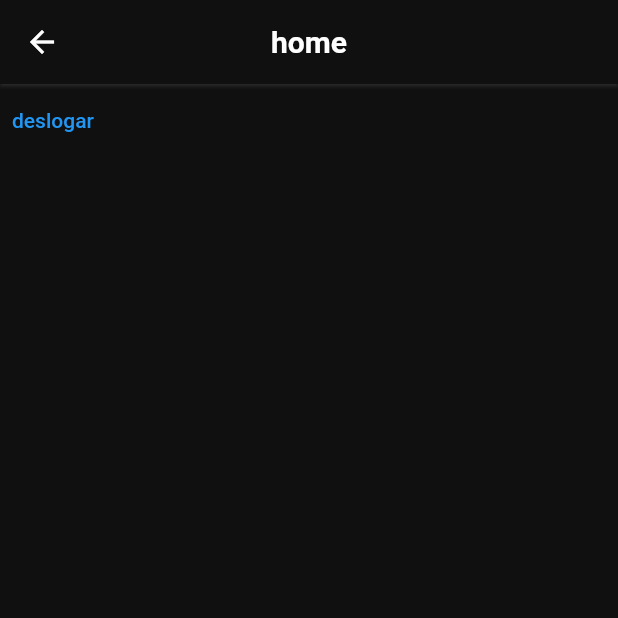
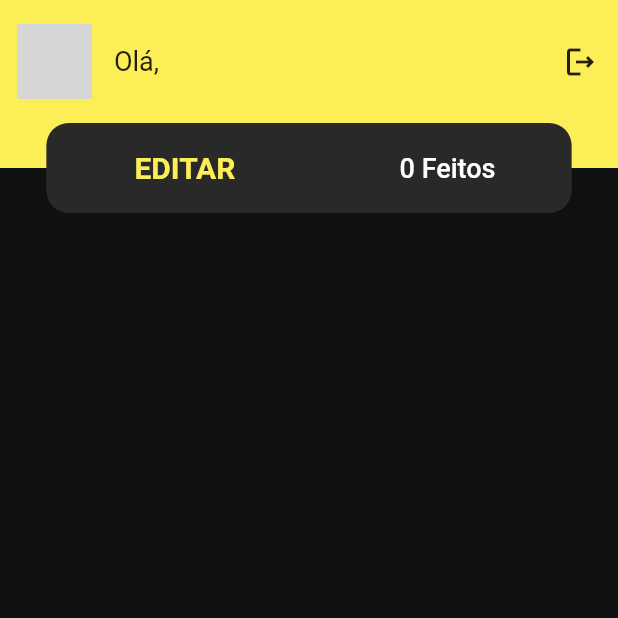
Before and after one commit to TalisTM/fit_training_clean, a Flutter app: the HomePage screen opened by its route, on a phone screen of 412 x 824 dp, the top half of it. Run offline on Flutter 3.47's test engine with Material 2 defaults, Android fonts, the phone set to English and light mode, and no system bars; our stand-ins replace cloud_firestore, connectivity_plus, dartz, firebase_auth, firebase_core, flutter_mobx and 4 more; accounts and stored records are empty; generated files the repository leaves out were written again; network calls fail; grey boxes are pictures that could not be loaded.

Commit message:
fix login data and initial home page

```diff
--- a/lib/app/app_module.dart
+++ b/lib/app/app_module.dart
@@ -1,5 +1,6 @@
 import 'package:cloud_firestore/cloud_firestore.dart';
 import 'package:firebase_auth/firebase_auth.dart';
+import 'package:fit_training_clean/app/core/modules/auth/auth_module.dart';
 import 'package:fit_training_clean/app/core/modules/splash/splash_module.dart';
 import 'package:fit_training_clean/app/modules/home/home_module.dart';
 import 'package:fit_training_clean/app/modules/login/login_module.dart';
@@ -14,6 +15,11 @@ class AppModule extends Module {
       ];
 
   @override
+  List<Module> get imports => [
+        AuthModule(),
+      ];
+
+  @override
   List<ModularRoute> get routes => [
         ModuleRoute("/", module: SplashModule()),
         ModuleRoute("/home", module: HomeModule()),
--- a/lib/app/app_widget.dart
+++ b/lib/app/app_widget.dart
@@ -1,6 +1,6 @@
+import 'package:fit_training_clean/app/core/themes/app_theme.dart';
 import 'package:flutter/material.dart';
 import 'package:flutter_modular/flutter_modular.dart';
-import 'package:fit_training_clean/app/core/themes/app_theme.dart';
 
 class AppWidget extends StatelessWidget {
   const AppWidget({Key? key}) : super(key: key);
@@ -12,6 +12,7 @@ class AppWidget extends StatelessWidget {
       theme: AppTheme.theme,
       routerDelegate: Modular.routerDelegate,
       routeInformationParser: Modular.routeInformationParser,
+      debugShowCheckedModeBanner: false,
     );
   }
 }
--- a/lib/app/core/themes/app_theme.dart
+++ b/lib/app/core/themes/app_theme.dart
@@ -2,11 +2,13 @@ import 'package:flutter/material.dart';
 
 var primaryColor = const Color(0xFFFCEE57);
 var backgroundColor = const Color(0xFF101010);
+var gray = const Color(0xFF292929);
 
 class AppTheme {
   static final ThemeData theme = ThemeData(
     primaryColor: primaryColor,
     scaffoldBackgroundColor: backgroundColor,
+    backgroundColor: gray,
     appBarTheme: AppBarTheme(
       centerTitle: true,
       titleTextStyle: const TextStyle(
@@ -15,7 +17,7 @@ class AppTheme {
         fontSize: 20,
       ),
       backgroundColor: backgroundColor,
-      shadowColor: const Color(0xFF6e6e6e),
+      shadowColor: gray,
       elevation: 1,
     ),
   );
--- a/lib/app/modules/home/presenter/pages/home_page.dart
+++ b/lib/app/modules/home/presenter/pages/home_page.dart
@@ -1,3 +1,4 @@
+import 'package:fit_training_clean/app/core/modules/auth/domain/entities/user_entity.dart';
 import 'package:fit_training_clean/app/core/utils/status.dart';
 import 'package:fit_training_clean/app/modules/home/presenter/pages/home_store.dart';
 import 'package:flutter/material.dart';
@@ -14,22 +15,121 @@ class HomePage extends StatefulWidget {
 class _HomePageState extends State<HomePage> {
   HomeStore store = Modular.get<HomeStore>();
 
+  late UserEntity user;
+
+  @override
+  void initState() {
+    user = store.authStore.user!;
+    super.initState();
+  }
+
   @override
   Widget build(BuildContext context) {
     return Scaffold(
-      appBar: AppBar(
-        title: const Text("home"),
-        centerTitle: true,
+      appBar: PreferredSize(
+        preferredSize: const Size.fromHeight(300),
+        child: Container(
+          decoration: BoxDecoration(
+            border: Border.all(color: Theme.of(context).primaryColor),
+            color: Theme.of(context).primaryColor,
+          ),
+          child: SafeArea(
+            child: Column(
+              mainAxisSize: MainAxisSize.min,
+              children: [
+                Padding(
+                  padding: const EdgeInsets.fromLTRB(10, 15, 0, 15),
+                  child: Row(
+                    mainAxisAlignment: MainAxisAlignment.spaceBetween,
+                    children: [
+                      Row(
+                        children: [
+                          ClipRRect(
+                            borderRadius: BorderRadius.circular(10),
+                            child: Image.network(user.photoUrl, height: 50),
+                          ),
+                          const SizedBox(width: 15),
+                          Text.rich(
+                            TextSpan(
+                              text: "Olá, ",
+                              style: const TextStyle(
+                                fontSize: 18,
+                                fontWeight: FontWeight.w400,
+                              ),
+                              children: [
+                                TextSpan(
+                                  text: user.name,
+                                  style: const TextStyle(
+                                    fontWeight: FontWeight.w600,
+                                  ),
+                                ),
+                              ],
+                            ),
+                          ),
+                        ],
+                      ),
+                      IconButton(
+                        icon: const Icon(Icons.logout_outlined),
+                        onPressed: store.onLogout,
+                      ),
+                    ],
+                  ),
+                ),
+              ],
+            ),
+          ),
+        ),
       ),
       body: Observer(
         builder: (context) {
           if (store.status == Status.initial) {
             return Column(
               children: [
-                TextButton(
-                  onPressed: store.onLogout,
-                  child: const Text("deslogar"),
-                )
+                Stack(
+                  alignment: Alignment.topCenter,
+                  children: [
+                    Container(
+                      decoration: BoxDecoration(
+                        border: Border.all(color: Theme.of(context).primaryColor),
+                        color: Theme.of(context).primaryColor,
+                      ),
+                      height: 30,
+                    ),
+                    Container(
+                      alignment: Alignment.center,
+                      height: 60,
+                      width: MediaQuery.of(context).size.width * 0.85,
+                      decoration: BoxDecoration(
+                        color: Theme.of(context).backgroundColor,
+                        borderRadius: BorderRadius.circular(15),
+                      ),
+                      child: Row(
+                        mainAxisAlignment: MainAxisAlignment.spaceAround,
+                        children: [
+                          TextButton(
+                            child: Text(
+                              "EDITAR",
+                              style: TextStyle(
+                                color: Theme.of(context).primaryColor,
+                                fontSize: 20,
+                                fontWeight: FontWeight.w700,
+                              ),
+                            ),
+                            onPressed: () {},
+                          ),
+                          Text(
+                            "${user.amountDone} Feitos",
+                            style: const TextStyle(
+                              color: Colors.white,
+                              fontSize: 18,
+                              fontWeight: FontWeight.w500,
+                            ),
+                          ),
+                        ],
+                      ),
+                    )
+                  ],
+                ),
               ],
             );
           } else if (store.status == Status.failure) {
--- a/lib/app/modules/home/presenter/pages/home_store.dart
+++ b/lib/app/modules/home/presenter/pages/home_store.dart
@@ -1,7 +1,6 @@
 import 'package:fit_training_clean/app/core/modules/auth/domain/usecases/logout_usecase.dart';
 import 'package:fit_training_clean/app/core/modules/auth/presenter/stores/auth_store.dart';
 import 'package:fit_training_clean/app/core/utils/status.dart';
-import 'package:flutter/material.dart';
 import 'package:flutter_modular/flutter_modular.dart';
 import 'package:mobx/mobx.dart';
 
--- a/lib/app/modules/login/login_module.dart
+++ b/lib/app/modules/login/login_module.dart
@@ -38,7 +38,6 @@ class LoginModule extends Module {
   @override
   List<Module> get imports => [
         CreateUserDataModule(),
-        AuthModule(),
         ConnectionModule(),
       ];
 
--- a/lib/app/modules/login/presenter/pages/login/login_store.dart
+++ b/lib/app/modules/login/presenter/pages/login/login_store.dart
@@ -7,7 +7,6 @@ import 'package:fit_training_clean/app/core/utils/status.dart';
 import 'package:fit_training_clean/app/core/utils/utils.dart';
 import 'package:fit_training_clean/app/modules/login/domain/usecases/login_with_email_usecase.dart';
 import 'package:fit_training_clean/app/modules/login/domain/usecases/login_with_google_usecase.dart';
-import 'package:fit_training_clean/app/modules/login/domain/usecases/recover_password_usecase.dart';
 import 'package:flutter/material.dart';
 import 'package:flutter_modular/flutter_modular.dart';
 import 'package:mobx/mobx.dart';
--- a/lib/app/modules/register/register_module.dart
+++ b/lib/app/modules/register/register_module.dart
@@ -25,7 +25,6 @@ class RegisterModule extends Module {
   @override
   List<Module> get imports => [
         CreateUserDataModule(),
-        AuthModule(),
         ConnectionModule()
       ];
 
```
Also changed, not shown: lib/app/core/modules/splash/presenter/pages/splash/splash_page.dart (+1 -11 lines), lib/app/core/modules/splash/presenter/pages/splash/splash_store.dart (+23 -5 lines), lib/app/core/modules/splash/splash_module.dart (+11 -7 lines), lib/app/modules/home/home_module.dart (+2 -9 lines), 5 other files.
